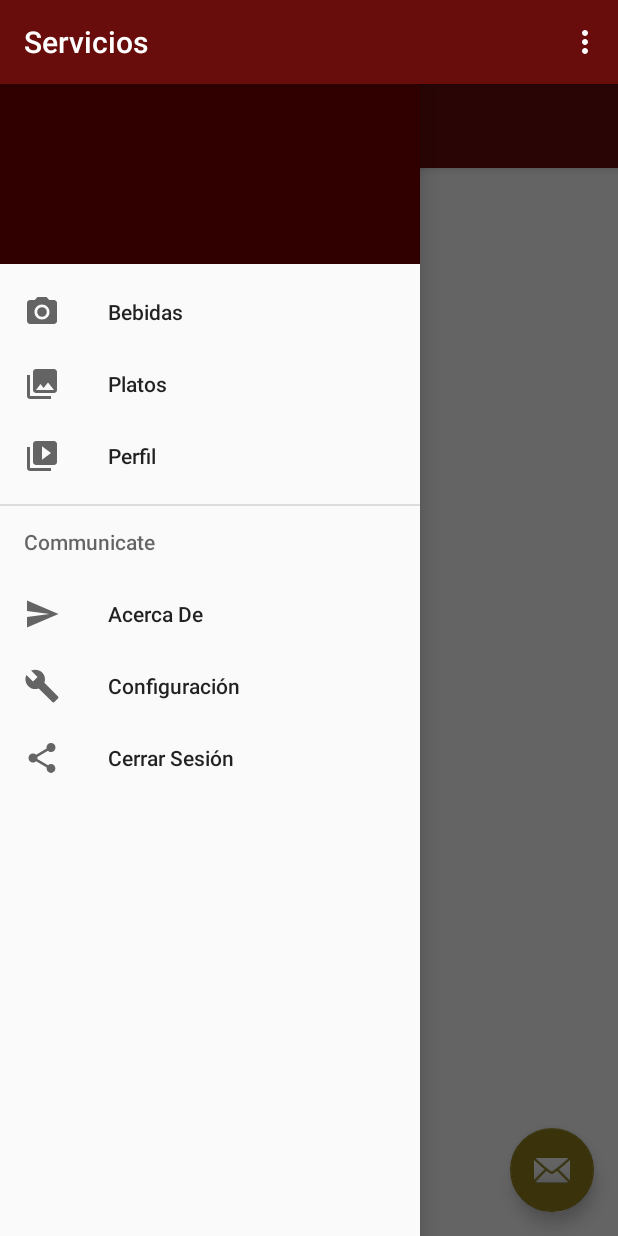
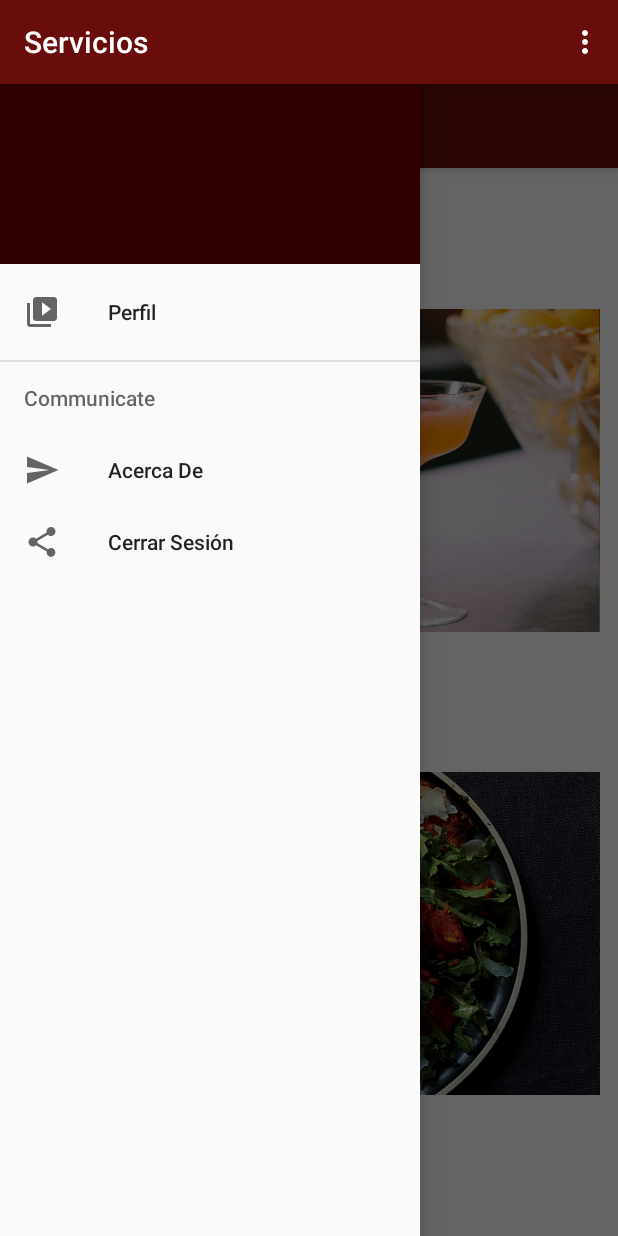
Before and after one commit to judasaja2/Lab3Servicios, an Android app: the MainActivity screen opened directly, with no data from a screen before it, with the side drawer open, on a phone screen of 412 x 824 dp. Run offline under Robolectric (Android 15) with nearby library versions, the phone set to English and light mode, and no system bars; 4 statements that could not run were skipped.

Commit message:
Cambios al Main, Menú, Perfil, entre otros.

```diff
--- a/Lab3/Lab3Servicios/src/main/java/co/edu/udea/compumovil/gr05_20181/lab2/MainActivity.java
+++ b/Lab3/Lab3Servicios/src/main/java/co/edu/udea/compumovil/gr05_20181/lab2/MainActivity.java
@@ -39,24 +39,16 @@ public class MainActivity extends AppCompatActivity
     public static Context contextMain;
     private String nombreUsuario, apellidoUsuario, correoUsuario, fotoUsuario;
     private TextView navHeaderMainNombre, navHeaderMainCorreo;
-    private ImageView navHeaderMainFoto;
+    private ImageView mainContentBebidaImage, mainContentPlatoImage;
 
     @Override
     protected void onCreate(Bundle savedInstanceState) {
         super.onCreate(savedInstanceState);
         setContentView(R.layout.activity_main);
+        getExtras();
 
         Toolbar toolbar = (Toolbar) findViewById(R.id.toolbar);
         //setSupportActionBar(toolbar);
-
-        FloatingActionButton fab = (FloatingActionButton) findViewById(R.id.fab);
-        fab.setOnClickListener(new View.OnClickListener() {
-            @Override
-            public void onClick(View view) {
-                Snackbar.make(view, "Replace with your own action", Snackbar.LENGTH_LONG)
-                        .setAction("Action", null).show();
-            }
-        });
 
         DrawerLayout drawer = (DrawerLayout) findViewById(R.id.drawer_layout);
         ActionBarDrawerToggle toggle = new ActionBarDrawerToggle(
@@ -71,7 +63,27 @@ public class MainActivity extends AppCompatActivity
 
         contextMain = getApplicationContext();
 
-        getExtras();
+        mainContentBebidaImage = findViewById(R.id.mainContentBebidaImage);
+        mainContentPlatoImage = findViewById(R.id.mainContentPlatoImage);
+
+        mainContentBebidaImage.setOnClickListener(new View.OnClickListener() {
+            @Override
+            public void onClick(View view) {
+                Intent intent = new Intent(getApplicationContext(), BebidasActivity.class);
+                startActivity(intent);
+            }
+        });
+        mainContentPlatoImage.setOnClickListener(new View.OnClickListener() {
+            @Override
+            public void onClick(View view) {
+                Intent intent = new Intent(getApplicationContext(), PlatosActivity.class);
+                startActivity(intent);
+            }
+        });
+
+
+
+        //getExtras();
     }
 
     @Override
@@ -134,11 +146,7 @@ public class MainActivity extends AppCompatActivity
         Intent intent = null;
         int id = item.getItemId();
 
-        if (id == R.id.nav_bebidas) {
-            intent = new Intent(getApplicationContext(), BebidasActivity.class);
-        } else if (id == R.id.nav_platos) {
-            intent = new Intent(getApplicationContext(), PlatosActivity.class);
-        } else if (id == R.id.nav_perfil) {
+        if (id == R.id.nav_perfil) {
             intent = new Intent(getApplicationContext(), PerfilActivity.class);
             intent.putExtra("nombreUsuario", this.nombreUsuario);
             intent.putExtra("apellidoUsuario", this.apellidoUsuario);
@@ -146,12 +154,6 @@ public class MainActivity extends AppCompatActivity
             intent.putExtra("fotoUsuario", this.fotoUsuario);
         } else if (id == R.id.nav_acerca) {
             //intent = new Intent(getApplicationContext(), AcercaActivity.class);
-        } else if (id == R.id.nav_configuracion) {
-            intent = new Intent(getApplicationContext(), ConfiguracionesActivity.class);
-            intent.putExtra("nombreUsuario", this.nombreUsuario);
-            intent.putExtra("apellidoUsuario", this.apellidoUsuario);
-            intent.putExtra("correoUsuario", this.correoUsuario);
-            intent.putExtra("fotoUsuario", this.fotoUsuario);
         } else if (id == R.id.nav_cerrar_sesion) {
             //intent = new Intent(getApplicationContext(), CerrarSesionActivity.class);
         }
--- a/Lab3/Lab3Servicios/src/main/java/co/edu/udea/compumovil/gr05_20181/lab2/RegistroActivity.java
+++ b/Lab3/Lab3Servicios/src/main/java/co/edu/udea/compumovil/gr05_20181/lab2/RegistroActivity.java
@@ -19,6 +19,7 @@ import com.gun0912.tedpermission.TedPermission;
 
 import java.io.IOException;
 import java.util.ArrayList;
+import java.util.List;
 
 import co.edu.udea.compumovil.gr05_20181.lab2.data.ResponseUsuario;
 import gun0912.tedbottompicker.TedBottomPicker;
@@ -33,7 +34,6 @@ public class RegistroActivity extends AppCompatActivity {
     private static String datosRecuperados;
     private static ImageView iv_image;
     private static EditText campoNombre, campoApellido, campoContraseña,campoCorreo;
-
 
     @Override
     protected void onCreate(Bundle savedInstanceState) {
--- a/Lab3/Lab3Servicios/src/main/java/co/edu/udea/compumovil/gr05_20181/lab2/SplashActivity.java
+++ b/Lab3/Lab3Servicios/src/main/java/co/edu/udea/compumovil/gr05_20181/lab2/SplashActivity.java
@@ -22,7 +22,7 @@ public class SplashActivity extends AppCompatActivity {
         new Handler().postDelayed(new Runnable(){
             public void run(){
                 Intent intent = null;
-                if(!continuarSesion) {
+                if(!continuarSesion || 0 == 0) {
                     intent = new Intent(getApplicationContext(), LoginActivity.class);
                 } else {
                     intent = new Intent(getApplicationContext(), MainActivity.class);
--- a/Lab3/Lab3Servicios/src/main/res/layout/app_bar_main.xml
+++ b/Lab3/Lab3Servicios/src/main/res/layout/app_bar_main.xml
@@ -22,12 +22,4 @@
 
     <include layout="@layout/content_main" />
 
-    <android.support.design.widget.FloatingActionButton
-        android:id="@+id/fab"
-        android:layout_width="wrap_content"
-        android:layout_height="wrap_content"
-        android:layout_gravity="bottom|end"
-        android:layout_margin="@dimen/fab_margin"
-        app:srcCompat="@android:drawable/ic_dialog_email" />
-
 </android.support.design.widget.CoordinatorLayout>
--- a/Lab3/Lab3Servicios/src/main/res/menu/activity_main_drawer.xml
+++ b/Lab3/Lab3Servicios/src/main/res/menu/activity_main_drawer.xml
@@ -4,14 +4,6 @@
     tools:showIn="navigation_view">
 
     <group android:checkableBehavior="single">
-        <item
-            android:id="@+id/nav_bebidas"
-            android:icon="@drawable/ic_menu_camera"
-            android:title="@string/bebidas" />
-        <item
-            android:id="@+id/nav_platos"
-            android:icon="@drawable/ic_menu_gallery"
-            android:title="@string/platos" />
         <item
             android:id="@+id/nav_perfil"
             android:icon="@drawable/ic_menu_slideshow"
@@ -25,10 +17,6 @@
                 android:icon="@drawable/ic_menu_send"
                 android:title="@string/acerca" />
             <item
-                android:id="@+id/nav_configuracion"
-                android:icon="@drawable/ic_menu_manage"
-                android:title="@string/configuracion" />
-            <item
                 android:id="@+id/nav_cerrar_sesion"
                 android:icon="@drawable/ic_menu_share"
                 android:title="@string/cerrar_sesion" />
```
Also changed, not shown: Lab3/Lab3Servicios/src/main/java/co/edu/udea/compumovil/gr05_20181/lab2/PerfilActivity.java (+19 -2 lines), Lab3/Lab3Servicios/src/main/res/layout/activity_perfil.xml (+23 -19 lines), Lab3/Lab3Servicios/src/main/res/layout/content_main.xml (+18 -6 lines), Lab3/Lab3Servicios/src/main/res/drawable/drink.png (added), Lab3/Lab3Servicios/src/main/res/drawable/food.png (added), Lab3/Lab3Servicios/src/main/res/drawable/food_splash.png.
